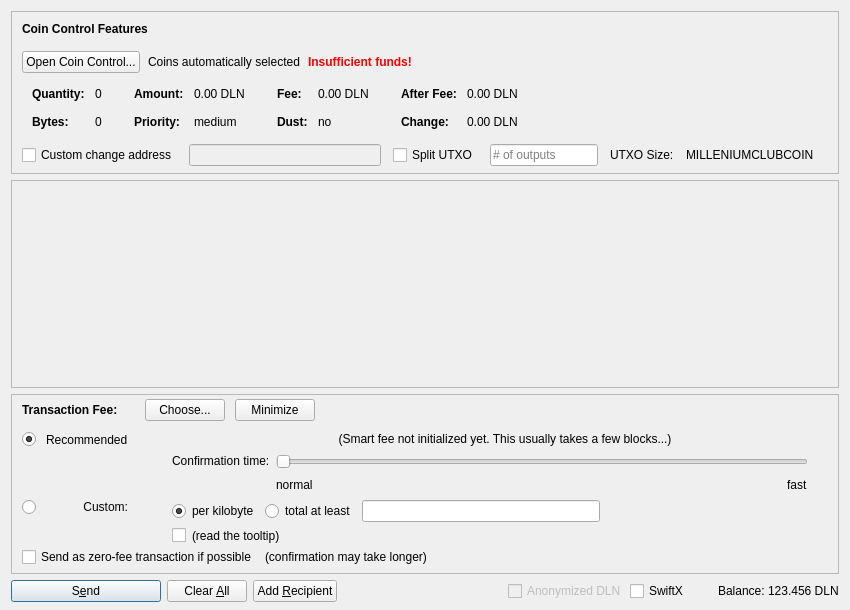
This is src/qt/forms/sendcoinsdialog.ui in revivalist777/milleniumclub as Qt 5 draws it before an edit. The edited form follows.
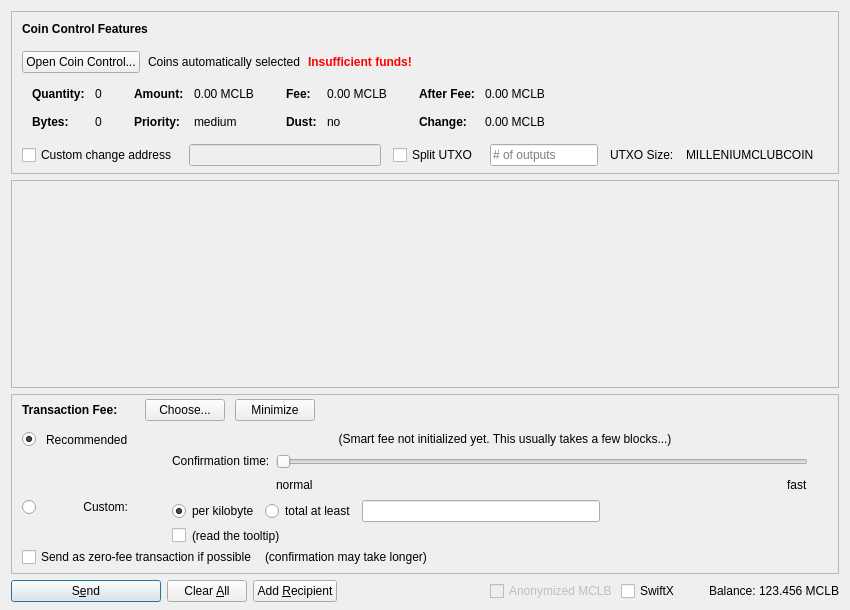
This is the edited form. Icons and pictures are not drawn. Custom widgets are drawn as their Qt base class.

Commit message: change DLN to MCLB

Diff of the .ui file:
```diff
--- a/src/qt/forms/sendcoinsdialog.ui
+++ b/src/qt/forms/sendcoinsdialog.ui
@@ -324,7 +324,7 @@
                   <enum>Qt::ActionsContextMenu</enum>
                  </property>
                  <property name="text">
-                  <string notr="true">0.00 DLN</string>
+                  <string notr="true">0.00 MCLB</string>
                  </property>
                  <property name="textInteractionFlags">
                   <set>Qt::LinksAccessibleByMouse|Qt::TextSelectableByKeyboard|Qt::TextSelectableByMouse</set>
@@ -404,7 +404,7 @@
                   <enum>Qt::ActionsContextMenu</enum>
                  </property>
                  <property name="text">
-                  <string notr="true">0.00 DLN</string>
+                  <string notr="true">0.00 MCLB</string>
                  </property>
                  <property name="textInteractionFlags">
                   <set>Qt::LinksAccessibleByMouse|Qt::TextSelectableByKeyboard|Qt::TextSelectableByMouse</set>
@@ -484,7 +484,7 @@
                   <enum>Qt::ActionsContextMenu</enum>
                  </property>
                  <property name="text">
-                  <string notr="true">0.00 DLN</string>
+                  <string notr="true">0.00 MCLB</string>
                  </property>
                  <property name="textInteractionFlags">
                   <set>Qt::LinksAccessibleByMouse|Qt::TextSelectableByKeyboard|Qt::TextSelectableByMouse</set>
@@ -513,7 +513,7 @@
                   <enum>Qt::ActionsContextMenu</enum>
                  </property>
                  <property name="text">
-                  <string notr="true">0.00 DLN</string>
+                  <string notr="true">0.00 MCLB</string>
                  </property>
                  <property name="textInteractionFlags">
                   <set>Qt::LinksAccessibleByMouse|Qt::TextSelectableByKeyboard|Qt::TextSelectableByMouse</set>
@@ -1390,7 +1390,7 @@
           <bool>false</bool>
          </property>
          <property name="text">
-          <string>Anonymized DLN</string>
+          <string>Anonymized MCLB</string>
          </property>
         </widget>
        </item>
@@ -1429,7 +1429,7 @@
           <cursorShape>IBeamCursor</cursorShape>
          </property>
          <property name="text">
-          <string notr="true">123.456 DLN</string>
+          <string notr="true">123.456 MCLB</string>
          </property>
          <property name="textInteractionFlags">
           <set>Qt::LinksAccessibleByMouse|Qt::TextSelectableByKeyboard|Qt::TextSelectableByMouse</set>
```
Left out of the diff: 4 changed lines with no effect on the pictures. The commit also changes 69 other files.
